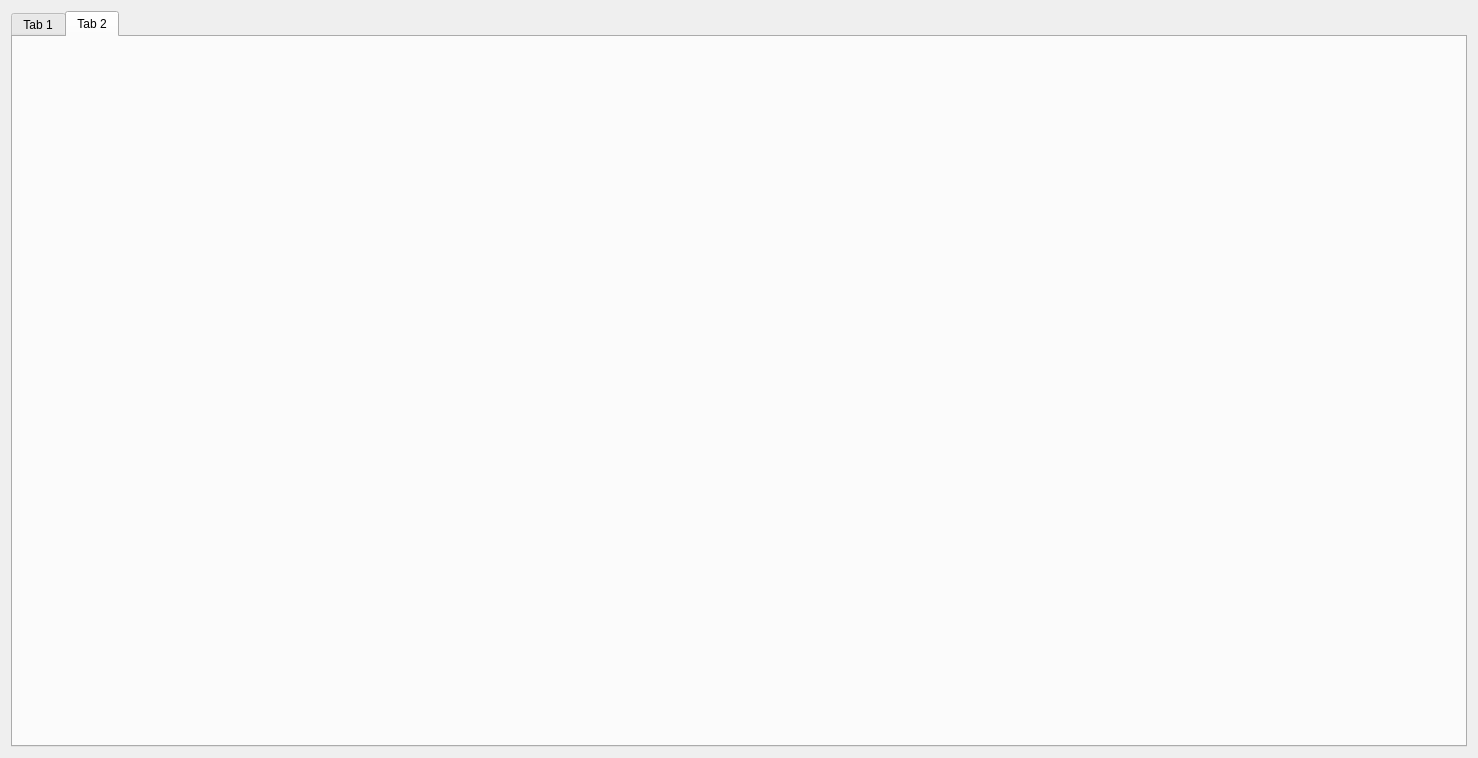
COOLMSF/simple-inspection, file UI/mainwidget.ui: the form before one commit.
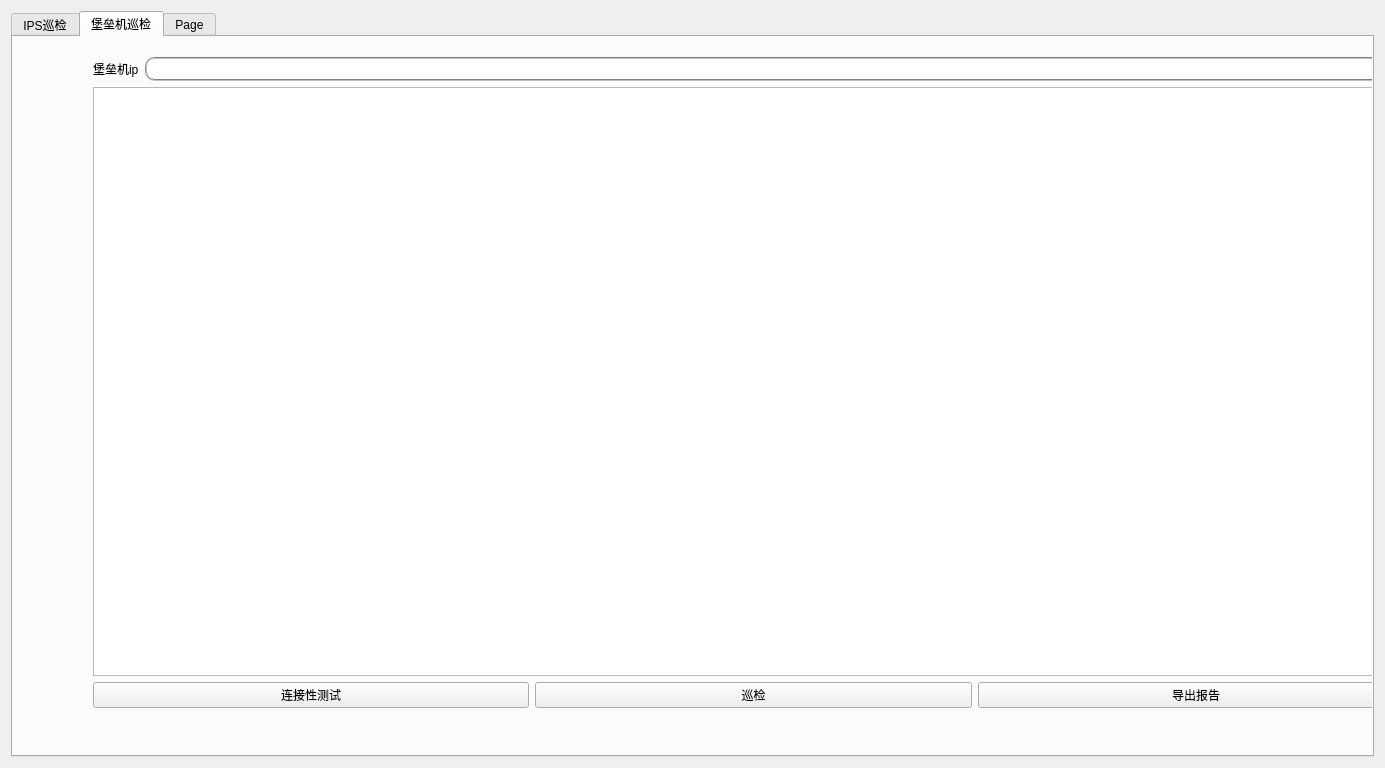
The form after the commit. The open tabs and pages were chosen to show the change.

Commit message: 添加脚本，增加堡垒机页面逻辑，仓库设置为private

The edit to the form file:
```diff
--- a/UI/mainwidget.ui
+++ b/UI/mainwidget.ui
@@ -6,22 +6,31 @@
    <rect>
     <x>0</x>
     <y>0</y>
-    <width>1478</width>
-    <height>758</height>
+    <width>1385</width>
+    <height>768</height>
    </rect>
   </property>
   <property name="windowTitle">
    <string>Form</string>
   </property>
   <layout class="QGridLayout" name="gridLayout">
-   <item row="0" column="0">
+   <item row="1" column="0">
     <widget class="QTabWidget" name="tabWidget">
+     <property name="tabShape">
+      <enum>QTabWidget::Rounded</enum>
+     </property>
      <property name="currentIndex">
       <number>0</number>
      </property>
-     <widget class="QWidget" name="tab">
+     <property name="iconSize">
+      <size>
+       <width>16</width>
+       <height>16</height>
+      </size>
+     </property>
+     <widget class="QWidget" name="tab_ips">
       <attribute name="title">
-       <string>Tab 1</string>
+       <string>IPS巡检</string>
       </attribute>
       <layout class="QGridLayout" name="gridLayout_2">
        <item row="0" column="0">
@@ -311,7 +320,70 @@
      </widget>
      <widget class="QWidget" name="tab_2">
       <attribute name="title">
-       <string>Tab 2</string>
+       <string>堡垒机巡检</string>
+      </attribute>
+      <widget class="QWidget" name="">
+       <property name="geometry">
+        <rect>
+         <x>80</x>
+         <y>20</y>
+         <width>1321</width>
+         <height>651</height>
+        </rect>
+       </property>
+       <layout class="QGridLayout" name="gridLayout_3">
+        <item row="0" column="0">
+         <layout class="QHBoxLayout" name="horizontalLayout_4">
+          <item>
+           <widget class="QLabel" name="label_2">
+            <property name="text">
+             <string>堡垒机ip</string>
+            </property>
+           </widget>
+          </item>
+          <item>
+           <widget class="QLineEdit" name="le_bastionhost_ip">
+            <property name="styleSheet">
+             <string notr="true">border:2px groove gray;border-radius:10px;padding:2px 4px</string>
+            </property>
+           </widget>
+          </item>
+         </layout>
+        </item>
+        <item row="2" column="0">
+         <widget class="QTableWidget" name="tw_bastionhost_output"/>
+        </item>
+        <item row="3" column="0">
+         <layout class="QHBoxLayout" name="horizontalLayout_5">
+          <item>
+           <widget class="QPushButton" name="btn_bastionhost_conn_test">
+            <property name="text">
+             <string>连接性测试</string>
+            </property>
+           </widget>
+          </item>
+          <item>
+           <widget class="QPushButton" name="btn_bastionhost_inspection">
+            <property name="text">
+             <string>巡检</string>
+            </property>
+           </widget>
+          </item>
+          <item>
+           <widget class="QPushButton" name="btn_bastionhost_report_export">
+            <property name="text">
+             <string>导出报告</string>
+            </property>
+           </widget>
+          </item>
+         </layout>
+        </item>
+       </layout>
+      </widget>
+     </widget>
+     <widget class="QWidget" name="tab_3">
+      <attribute name="title">
+       <string>Page</string>
       </attribute>
      </widget>
     </widget>
```
Left out of the diff: 4 changed lines with no effect on the pictures. The commit also changes 18 other files.
